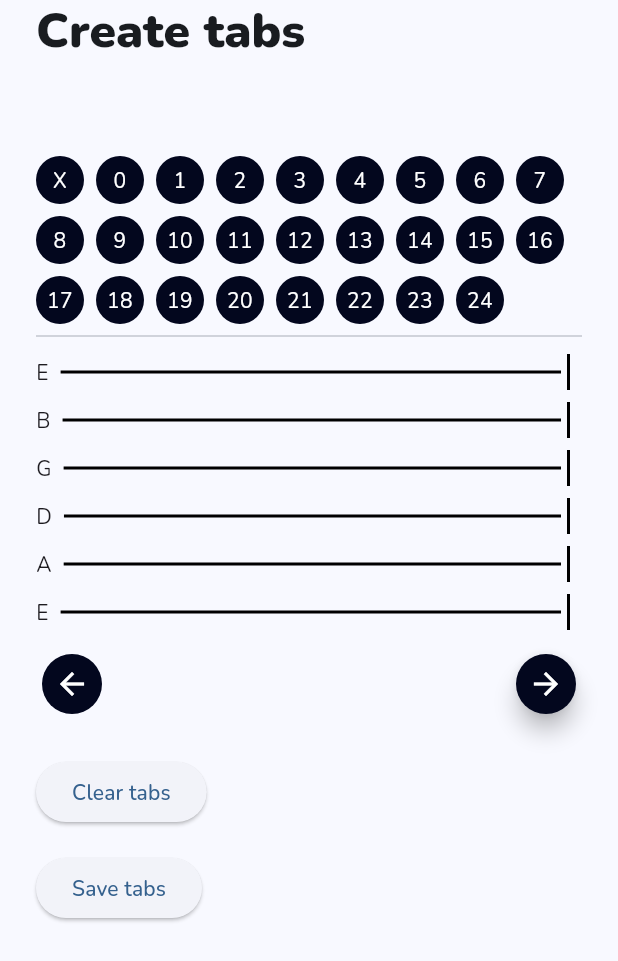
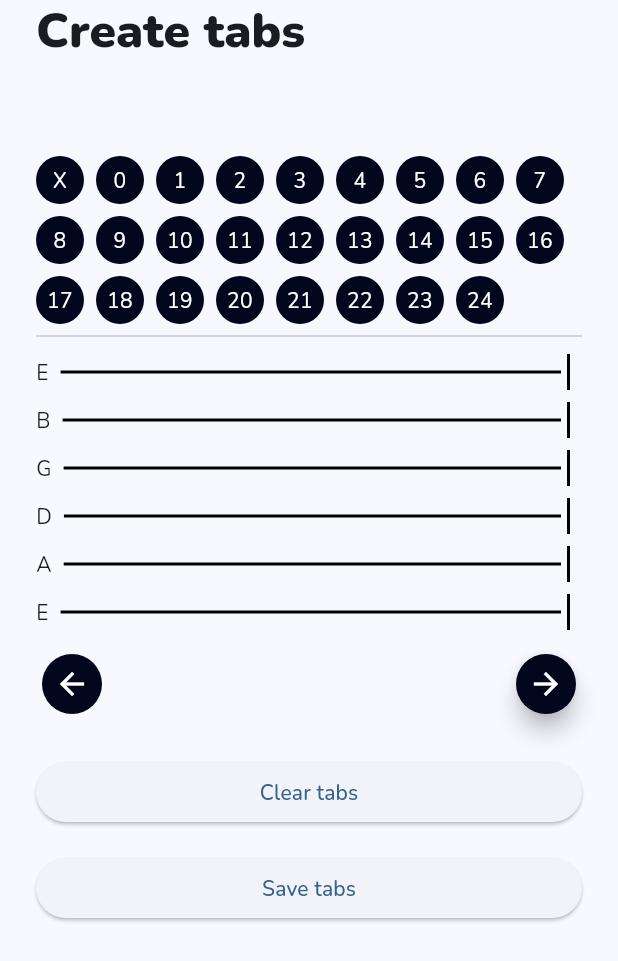
Before and after one commit to stokkefar/String-stack, a Flutter app: the TabsCreatorScreen screen opened directly with empty values, after a tap on "Clear tabs", on a phone screen of 412 x 824 dp. Shown: the top 961 px of the screen. Run offline on Flutter 3.47's test engine with Material 3 defaults, Android fonts, the phone set to English and light mode, and no system bars; our stand-ins replace get_it, google_fonts, injectable, signals.

Commit message:
clear tabs

```diff
--- a/lib/presentation/tabs_creator/tabs_creator_screen.dart
+++ b/lib/presentation/tabs_creator/tabs_creator_screen.dart
@@ -61,7 +61,6 @@ class _TabsCreatorScreenState extends State<TabsCreatorScreen> {
                 itemCount: _vm.tabSections.watch(context),
                 controller: _pageController,
                 itemBuilder: (context, index) {
-                  // Each page shows tabs for its specific index, not current section
                   return TabGrid(
                     key: ValueKey('tab_grid_$index'),
                     tuning: _vm.tuning(),
@@ -70,7 +69,7 @@ class _TabsCreatorScreenState extends State<TabsCreatorScreen> {
                     onRemoveTab: (guitarString, tabNote) =>
                         _vm.removeTab(guitarString, tabNote),
                     viewModel: _vm,
-                    sectionIndex: index, // Pass the specific page index
+                    sectionIndex: index,
                   ).padding(right: 8);
                 },
               ),
@@ -108,9 +107,18 @@ class _TabsCreatorScreenState extends State<TabsCreatorScreen> {
             ),
 
             const SizedBox(height: 24),
-            ElevatedButton(onPressed: () {}, child: Text("Clear tabs")),
+            SizedBox(
+              width: double.infinity,
+              child: ElevatedButton(
+                onPressed: () => _vm.clearTabsForSection(),
+                child: Text("Clear tabs"),
+              ),
+            ),
             const SizedBox(height: 16),
-            ElevatedButton(onPressed: () {}, child: Text("Save tabs")),
+            SizedBox(
+              width: double.infinity,
+              child: ElevatedButton(onPressed: () {}, child: Text("Save tabs")),
+            ),
           ],
         ).padding(horizontal: 24),
       ),
--- a/lib/presentation/tabs_creator/tabs_creator_view_model.dart
+++ b/lib/presentation/tabs_creator/tabs_creator_view_model.dart
@@ -87,6 +87,15 @@ class TabsCreatorViewModel {
     }
   }
 
+  void clearTabsForSection() {
+    final newTabs = Map<int, Map<String, List<TabNote>>>.from(tabs.value);
+    final currentSectionIndex = currentSection.value;
+
+    newTabs[currentSectionIndex] = {};
+
+    tabs.set(newTabs);
+  }
+
   String _getStringKey(GuitarString guitarString) {
     return '${guitarString.note.toString()}_${guitarString.stringNumber}';
   }
--- a/lib/presentation/tabs_creator/widgets/tab_grid.dart
+++ b/lib/presentation/tabs_creator/widgets/tab_grid.dart
@@ -12,14 +12,14 @@ class TabGrid extends StatelessWidget {
     required this.onPlaceTab,
     required this.onRemoveTab,
     required this.viewModel,
-    required this.sectionIndex, // Add specific section index
+    required this.sectionIndex,
   });
 
   final Function(GuitarString, TabNote) onPlaceTab;
   final Function(GuitarString, TabNote) onRemoveTab;
   final TabsCreatorViewModel viewModel;
   final Tuning tuning;
-  final int sectionIndex; // Specific section this grid represents
+  final int sectionIndex;
 
   @override
   Widget build(BuildContext context) {
```
